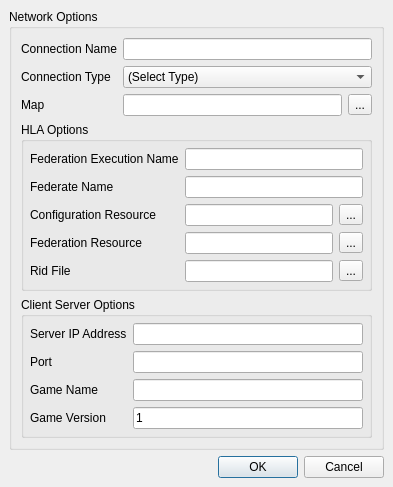
The window that source/StealthViewer/ui/HLAOptionsUi.ui (delta3d/SimulationCore) describes before a commit, drawn with Qt 5.
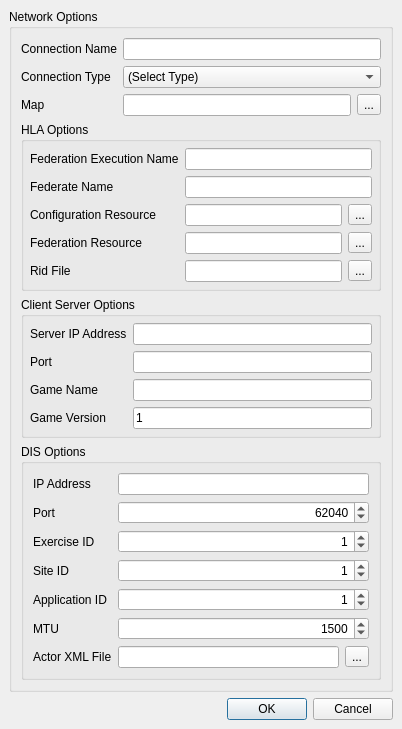
The same window after the commit.

Commit message: Added an option to link dtDIS to the SimCore network project and added a DIS connection section to Stealth Viewer if this option is set to true.

The edit to the form file:
```diff
--- a/source/StealthViewer/ui/HLAOptionsUi.ui
+++ b/source/StealthViewer/ui/HLAOptionsUi.ui
@@ -1,12 +1,12 @@
 <ui version="4.0" >
  <class>HLAOptions</class>
- <widget class="QDialog" name="HLAOptions" >
-  <property name="geometry" >
+ <widget class="QDialog" name="HLAOptions">
+  <property name="geometry">
    <rect>
     <x>0</x>
     <y>0</y>
-    <width>393</width>
-    <height>463</height>
+    <width>402</width>
+    <height>704</height>
    </rect>
   </property>
   <property name="windowTitle" >
@@ -399,8 +399,152 @@
        </widget>
       </item>
       <item>
-       <spacer name="verticalSpacer" >
-        <property name="orientation" >
+       <widget class="QGroupBox" name="mDISGroup">
+        <property name="title">
+         <string>DIS Options</string>
+        </property>
+        <layout class="QFormLayout" name="formLayout">
+         <item row="0" column="0">
+          <widget class="QLabel" name="mDISIPAddressLabel">
+           <property name="text">
+            <string>IP Address</string>
+           </property>
+          </widget>
+         </item>
+         <item row="1" column="0">
+          <widget class="QLabel" name="mDISPortLabel">
+           <property name="text">
+            <string>Port</string>
+           </property>
+          </widget>
+         </item>
+         <item row="2" column="0">
+          <widget class="QLabel" name="mDISExerciseIDLabel">
+           <property name="text">
+            <string>Exercise ID</string>
+           </property>
+          </widget>
+         </item>
+         <item row="3" column="0">
+          <widget class="QLabel" name="mDISSiteIDLabel">
+           <property name="text">
+            <string>Site ID</string>
+           </property>
+          </widget>
+         </item>
+         <item row="4" column="0">
+          <widget class="QLabel" name="mDISApplicationIDLabel">
+           <property name="text">
+            <string>Application ID</string>
+           </property>
+          </widget>
+         </item>
+         <item row="5" column="0">
+          <widget class="QLabel" name="mDISMTULabel">
+           <property name="text">
+            <string>MTU</string>
+           </property>
+          </widget>
+         </item>
+         <item row="6" column="0">
+          <widget class="QLabel" name="mDISActorLabel">
+           <property name="text">
+            <string>Actor XML File</string>
+           </property>
+          </widget>
+         </item>
+         <item row="0" column="1">
+          <widget class="QLineEdit" name="mDISIPAddressEdit"/>
+         </item>
+         <item row="2" column="1">
+          <widget class="QSpinBox" name="mDISExerciseIDEdit">
+           <property name="alignment">
+            <set>Qt::AlignRight|Qt::AlignTrailing|Qt::AlignVCenter</set>
+           </property>
+           <property name="maximum">
+            <number>255</number>
+           </property>
+           <property name="value">
+            <number>1</number>
+           </property>
+          </widget>
+         </item>
+         <item row="3" column="1">
+          <widget class="QSpinBox" name="mDISSiteIDEdit">
+           <property name="alignment">
+            <set>Qt::AlignRight|Qt::AlignTrailing|Qt::AlignVCenter</set>
+           </property>
+           <property name="maximum">
+            <number>65535</number>
+           </property>
+           <property name="value">
+            <number>1</number>
+           </property>
+          </widget>
+         </item>
+         <item row="4" column="1">
+          <widget class="QSpinBox" name="mDISApplicationIDEdit">
+           <property name="alignment">
+            <set>Qt::AlignRight|Qt::AlignTrailing|Qt::AlignVCenter</set>
+           </property>
+           <property name="maximum">
+            <number>65535</number>
+           </property>
+           <property name="value">
+            <number>1</number>
+           </property>
+          </widget>
+         </item>
+         <item row="5" column="1">
+          <widget class="QSpinBox" name="mDISMTUEdit">
+           <property name="alignment">
+            <set>Qt::AlignRight|Qt::AlignTrailing|Qt::AlignVCenter</set>
+           </property>
+           <property name="maximum">
+            <number>65535</number>
+           </property>
+           <property name="value">
+            <number>1500</number>
+           </property>
+          </widget>
+         </item>
+         <item row="6" column="1">
+          <layout class="QHBoxLayout" name="horizontalLayout">
+           <item>
+            <widget class="QLineEdit" name="mDISActorEdit">
+             <property name="readOnly">
+              <bool>true</bool>
+             </property>
+            </widget>
+           </item>
+           <item>
+            <widget class="QToolButton" name="mDISActorToolButton">
+             <property name="text">
+              <string>...</string>
+             </property>
+            </widget>
+           </item>
+          </layout>
+         </item>
+         <item row="1" column="1">
+          <widget class="QSpinBox" name="mDISPortEdit">
+           <property name="alignment">
+            <set>Qt::AlignRight|Qt::AlignTrailing|Qt::AlignVCenter</set>
+           </property>
+           <property name="maximum">
+            <number>65535</number>
+           </property>
+           <property name="value">
+            <number>62040</number>
+           </property>
+          </widget>
+         </item>
+        </layout>
+       </widget>
+      </item>
+      <item>
+       <spacer name="verticalSpacer">
+        <property name="orientation">
          <enum>Qt::Vertical</enum>
         </property>
         <property name="sizeHint" stdset="0" >
```
Left out of the diff: 307 changed lines with no effect on the pictures. The commit also changes 14 other files.
